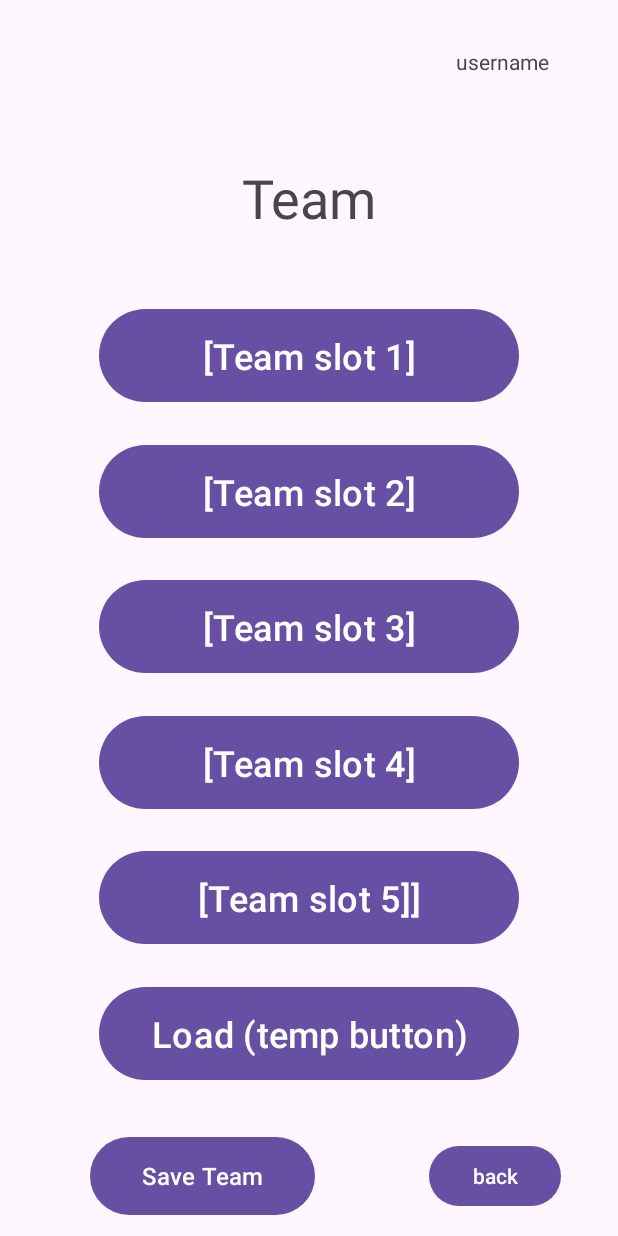
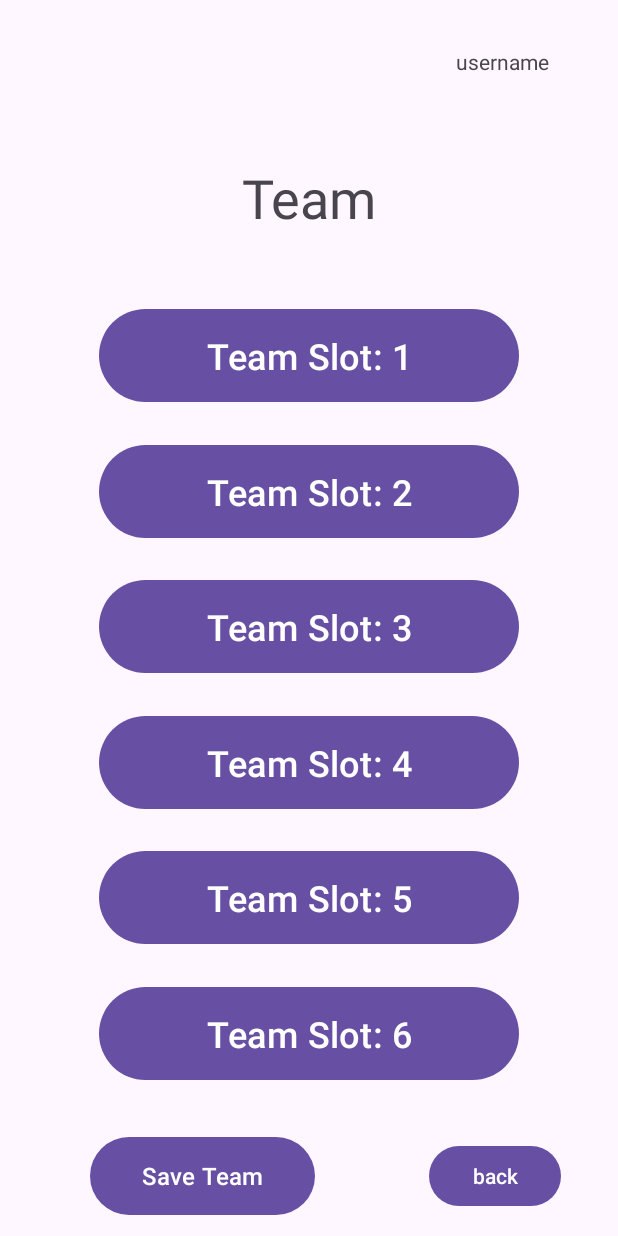
Before and after one commit to bnhep/CST338-Project2-Application, an Android app: the TeamViewerActivity screen opened directly, with no data from a screen before it, on a phone screen of 412 x 824 dp. Run offline under Robolectric (Android 15) with nearby library versions, the phone set to English and light mode, and no system bars.

Commit message:
Saving and loading works. Buttons updating with creature names working too.

```diff
--- a/app/src/main/java/com/example/project2/TeamViewerActivity.java
+++ b/app/src/main/java/com/example/project2/TeamViewerActivity.java
@@ -23,8 +23,6 @@ import java.util.concurrent.Executors;
 public class TeamViewerActivity extends AppCompatActivity {
 
     ActivityTeamViewerBinding binding;
-    //private CreatureDAO creatureDAO;
-    //private AbilityDAO abilityDAO;
 
     @Override
     protected void onCreate(Bundle savedInstanceState) {
@@ -33,12 +31,7 @@ public class TeamViewerActivity extends AppCompatActivity {
         View view = binding.getRoot();
         setContentView(view);
 
-        //ApplicationDatabase db = ApplicationDatabase.getDatabase(getApplicationContext());
-        //creatureDAO = db.CreatureDAO();
-        //abilityDAO = db.AbilityDAO();
-
-        //loadTeam();
-        //updateTeamSlotButtons();
+        updateTeamSlotButtons();
 
         binding.teamSlotOneButton.setOnClickListener(new View.OnClickListener() {
             @Override
@@ -101,6 +94,12 @@ public class TeamViewerActivity extends AppCompatActivity {
         });
     }
 
+    @Override
+    protected void onResume() {
+        super.onResume();
+        updateTeamSlotButtons(); //refresh names every time activity regains focus
+    }
+
     public void contextualButtonChoice(int slot) {
         if (UserData.getInstance().getCreatureAtSlot(slot) != null) {
             //launch creature viewer
@@ -116,26 +115,6 @@ public class TeamViewerActivity extends AppCompatActivity {
             Intent intent = new Intent(this, BuildCreatureToAddToTeamActivity.class);
             intent.putExtra("slotNumber", slot);
             startActivity(intent);
-            //Toast.makeText(TeamViewerActivity.this, "Adding new creature in slot " + slot, Toast.LENGTH_SHORT).show();
-
-            /*
-            //this is all just for testing at the moment
-            //ApplicationDatabase db = ApplicationDatabase.getDatabase(getApplicationContext());
-            //AbilityDAO abilityDAO = db.AbilityDAO();
-
-            Executors.newSingleThreadExecutor().execute(() -> {
-                ElectricRat sparks = new ElectricRat("Sparks", 5);
-
-                sparks.getAbilityList().add(Converters.convertEntityToAbility(abilityDAO.getAbilityById("TACKLE")));
-                sparks.getAbilityList().add(Converters.convertEntityToAbility(abilityDAO.getAbilityById("SHOCK")));
-
-                UserData.getInstance().addCreaturetoSlot(slot, sparks);
-
-                runOnUiThread(() ->
-                        Toast.makeText(TeamViewerActivity.this, sparks.getName() + " added to team in slot " + slot, Toast.LENGTH_SHORT).show()
-                );
-            });
-            */
         }
     }
 
@@ -160,8 +139,6 @@ public class TeamViewerActivity extends AppCompatActivity {
                 buttons[i].setText("Team Slot: " + (i+1));
             }
         }
-
-        Toast.makeText(TeamViewerActivity.this, "Loaded " + UserData.getInstance().getUserTeam().size() + " team member(s)!", Toast.LENGTH_SHORT).show();
     }
 
     public void saveTeam(){
@@ -206,7 +183,6 @@ public class TeamViewerActivity extends AppCompatActivity {
                 //i really hope i see this
                 runOnUiThread(() ->
                                 updateTeamSlotButtons()
-                        //Toast.makeText(TeamViewerActivity.this, UserData.getInstance().getUserTeam().get(1).getName(), Toast.LENGTH_SHORT).show()
                 );
             });
         } catch (Exception e) {
```
